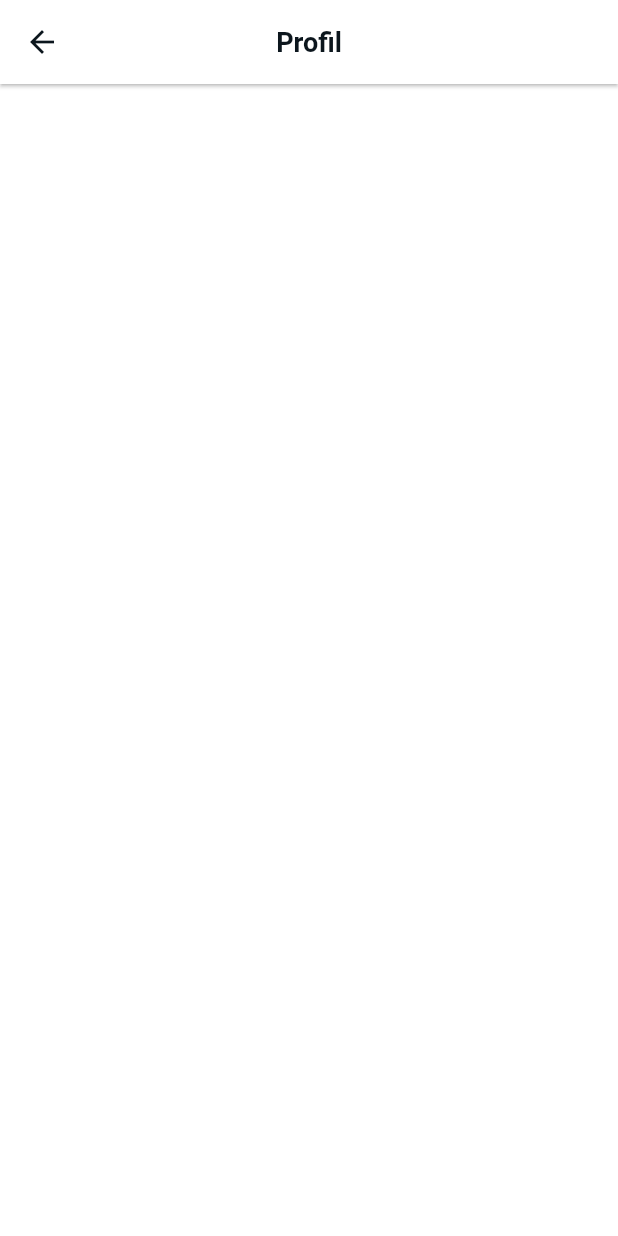
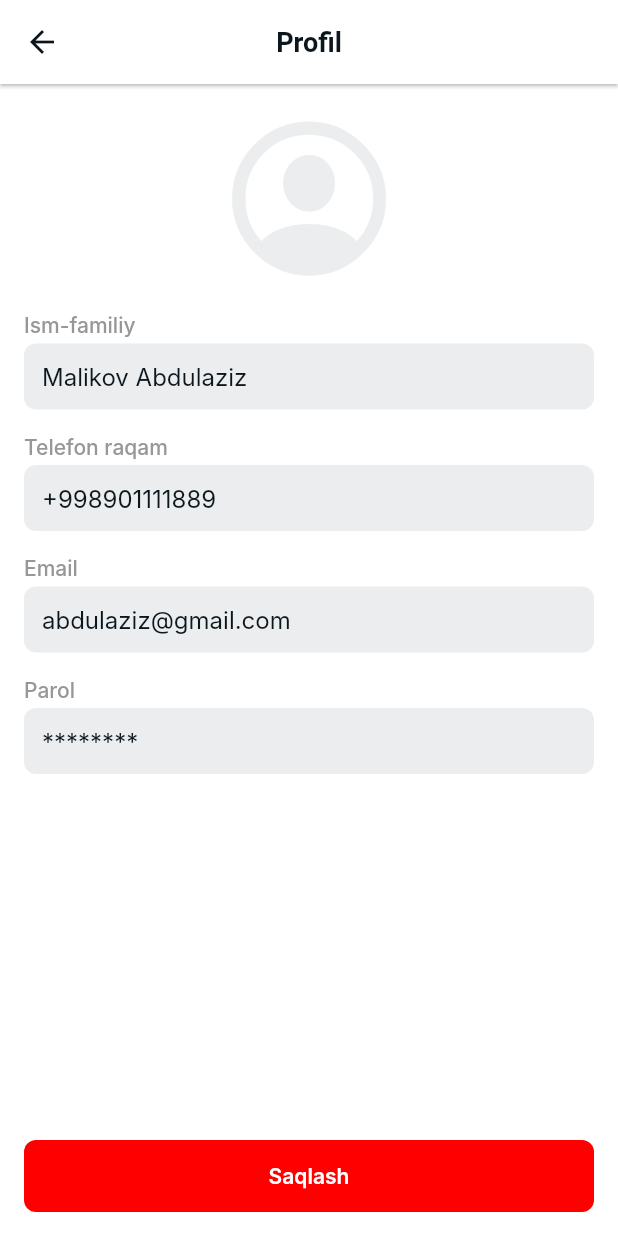
Before and after one commit to abdulazizmalikov18/bot_Delivery, a Flutter app: the ProfileView screen opened directly, on a phone screen of 412 x 824 dp. Run offline on Flutter 3.47's test engine with Material 2 defaults, Android fonts, the phone set to English and light mode, and no system bars; our stand-ins replace carousel_slider, equatable, firebase_core, flutter_bloc, flutter_svg, mask_text_input_formatter; accounts and stored records are empty; Roboto replaces fonts that are missing (Inter).

Commit message:
App update profile vs search

```diff
--- a/lib/assets/constants/images.dart
+++ b/lib/assets/constants/images.dart
@@ -27,4 +27,5 @@ class AppImages {
   static const burgerB = 'assets/images/burger.png';
   static const russian = 'assets/images/russian.png';
   static const uzbek = 'assets/images/uzbek.png';
+  static const emptyBox = 'assets/images/empty-box.png';
 }
--- /dev/null
+++ b/lib/features/common/widgets/w_text_field.dart
@@ -0,0 +1,42 @@
+import 'package:bot_delivery/assets/colors/colors.dart';
+import 'package:bot_delivery/assets/themes/theme.dart';
+import 'package:flutter/material.dart';
+
+class WTextField extends StatelessWidget {
+  const WTextField({
+    super.key,
+    required this.hintText,
+    this.keyBoardType = TextInputType.text,
+  });
+  final String hintText;
+  final TextInputType keyBoardType;
+
+  @override
+  Widget build(BuildContext context) {
+    return Container(
+      decoration: BoxDecoration(
+        borderRadius: BorderRadius.circular(8),
+        color: whiteGrey.withOpacity(.5),
+      ),
+      height: 44,
+      child: TextField(
+        cursorColor: Colors.white,
+        style: AppTheme.displayLarge.copyWith(fontWeight: FontWeight.w400),
+        keyboardType: keyBoardType,
+        decoration: InputDecoration(
+          contentPadding: const EdgeInsets.all(12),
+          hintText: hintText,
+          hintStyle: const TextStyle(color: dark),
+          enabledBorder: OutlineInputBorder(
+            borderRadius: BorderRadius.circular(8),
+            borderSide: const BorderSide(color: Colors.transparent),
+          ),
+          focusedBorder: OutlineInputBorder(
+            borderRadius: BorderRadius.circular(8),
+            borderSide: const BorderSide(color: Colors.transparent),
+          ),
+        ),
+      ),
+    );
+  }
+}
--- a/lib/features/common/widgets/w_textfield.dart
+++ b/lib/features/common/widgets/w_textfield.dart
@@ -13,15 +13,15 @@ class MTextField extends StatelessWidget {
   @override
   Widget build(BuildContext context) {
     return TextField(
-      cursorColor: Colors.white,
+      cursorColor: dark,
       style: Theme.of(context)
           .textTheme
           .displayLarge!
-          .copyWith(fontWeight: FontWeight.w400, color: white),
+          .copyWith(fontWeight: FontWeight.w400, color: dark),
       keyboardType: keyBoardType,
       decoration: InputDecoration(
         hintText: hintText,
-        hintStyle: const TextStyle(color: Colors.white),
+        hintStyle: const TextStyle(color: dark),
         enabledBorder: OutlineInputBorder(
           borderRadius: BorderRadius.circular(8),
           borderSide: const BorderSide(color: Colors.transparent),
--- a/lib/features/favorite/presentation/views/favorite_view.dart
+++ b/lib/features/favorite/presentation/views/favorite_view.dart
@@ -15,6 +15,7 @@ class FavoriteView extends StatelessWidget {
       body: ListView.builder(
         padding: const EdgeInsets.symmetric(vertical: 16),
         itemCount: AppData.list[0].list.length,
+        physics: const BouncingScrollPhysics(),
         itemBuilder: (context, index) => InkWell(
           onTap: () {
             showModalBottomSheet(
--- a/lib/features/filials/presentation/views/filials_view.dart
+++ b/lib/features/filials/presentation/views/filials_view.dart
@@ -12,6 +12,7 @@ class FilialsView extends StatelessWidget {
       ),
       body: ListView.builder(
         padding: const EdgeInsets.all(16),
+        physics: const BouncingScrollPhysics(),
         itemCount: 5,
         itemBuilder: (context, index) => Container(
           height: 240,
--- a/lib/features/profile/presentation/views/profile_view.dart
+++ b/lib/features/profile/presentation/views/profile_view.dart
@@ -1,3 +1,8 @@
+import 'package:bot_delivery/assets/colors/colors.dart';
+import 'package:bot_delivery/assets/themes/theme.dart';
+import 'package:bot_delivery/features/common/widgets/w_button.dart';
+import 'package:bot_delivery/features/common/widgets/w_text_field.dart';
+import 'package:flutter/cupertino.dart';
 import 'package:flutter/material.dart';
 
 class ProfileView extends StatelessWidget {
@@ -9,7 +14,58 @@ class ProfileView extends StatelessWidget {
       appBar: AppBar(
         title: const Text("Profil"),
       ),
-      body: const Column(),
+      body: SingleChildScrollView(
+        padding: const EdgeInsets.all(16),
+        child: Column(
+          crossAxisAlignment: CrossAxisAlignment.start,
+          children: [
+            Center(
+              child: Icon(
+                CupertinoIcons.person_crop_circle,
+                size: 120,
+                color: whiteGrey.withOpacity(.5),
+              ),
+            ),
+            Padding(
+              padding: const EdgeInsets.only(top: 16, bottom: 4),
+              child: Text(
+                "Ism-familiy",
+                style: AppTheme.bodySmall.copyWith(color: greyText),
+              ),
+            ),
+            const WTextField(hintText: 'Malikov Abdulaziz'),
+            Padding(
+              padding: const EdgeInsets.only(top: 16, bottom: 4),
+              child: Text(
+                "Telefon raqam",
+                style: AppTheme.bodySmall.copyWith(color: greyText),
+              ),
+            ),
+            const WTextField(hintText: '+998901111889'),
+            Padding(
+              padding: const EdgeInsets.only(top: 16, bottom: 4),
+              child: Text(
+                "Email",
+                style: AppTheme.bodySmall.copyWith(color: greyText),
+              ),
+            ),
+            const WTextField(hintText: 'abdulaziz@gmail.com'),
+            Padding(
+              padding: const EdgeInsets.only(top: 16, bottom: 4),
+              child: Text(
+                "Parol",
+                style: AppTheme.bodySmall.copyWith(color: greyText),
+              ),
+            ),
+            const WTextField(hintText: '********'),
+          ],
+        ),
+      ),
+      bottomNavigationBar: WButton(
+        margin: const EdgeInsets.all(16),
+        onTap: () {},
+        text: "Saqlash",
+      ),
     );
   }
 }
```
Also changed, not shown: lib/features/common/navigator/navigator.dart (+12 -9 lines), lib/features/common/navigator/navigator_story.dart (added, +16 -0 lines), lib/features/main/presentation/views/home_main_view.dart (+6 -5 lines), lib/features/main/presentation/views/search_view.dart (added, +19 -0 lines), lib/features/main/presentation/widgets/stories_widget.dart (+6 -7 lines), lib/features/orders/presentation/views/orders_main_view.dart (+66 -4 lines), lib/features/story/presintation/widgets/story_content_item.dart (+3 -8 lines), assets/images/empty-box.png (added), 1 other file.
